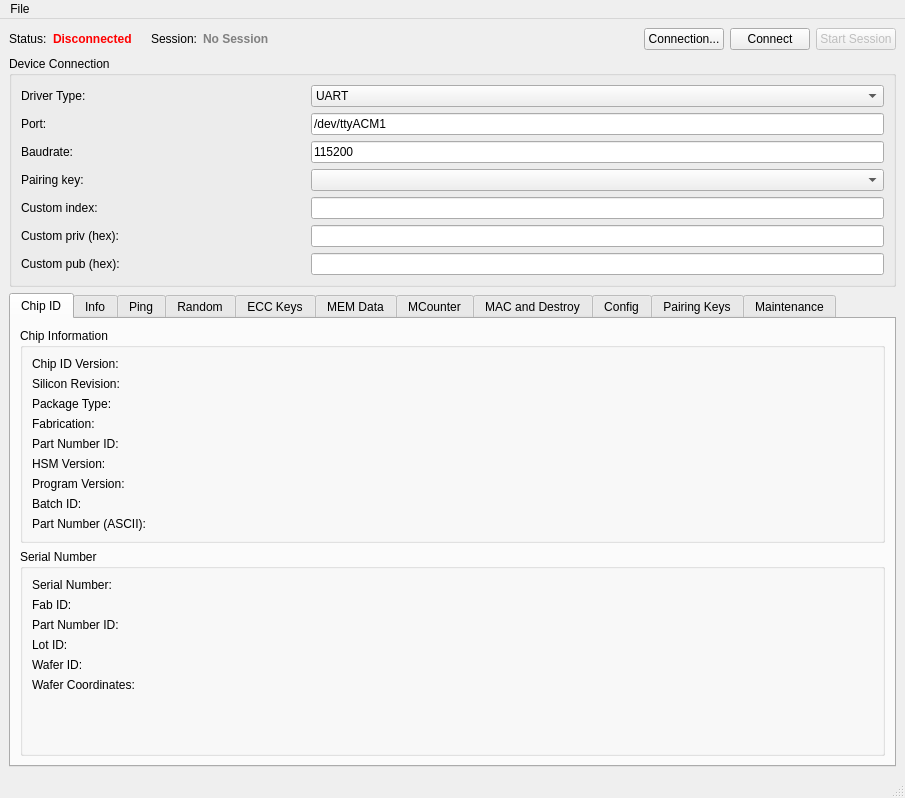
Old version of the form mainwindow.ui in the repository petrkr/tropic01manager.
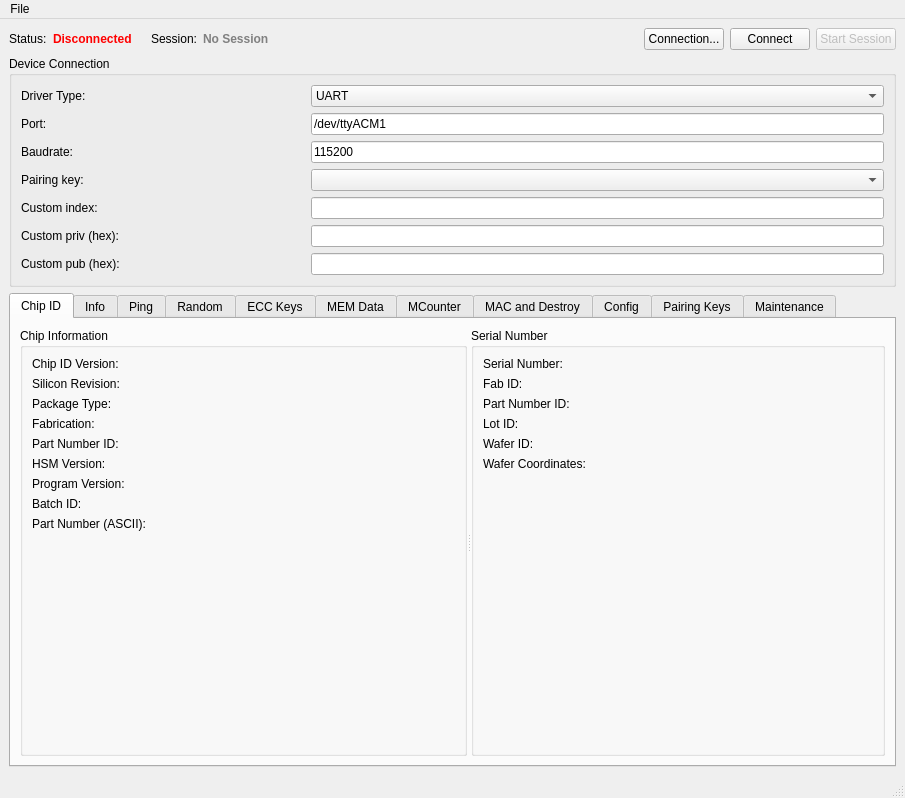
New version of the form.

Commit message: Chip ID: horizontal layout

```diff
--- a/mainwindow.ui
+++ b/mainwindow.ui
@@ -239,6 +239,10 @@
        </attribute>
        <layout class="QVBoxLayout" name="verticalLayout">
         <item>
+         <widget class="QSplitter" name="splitterChipIdTop">
+          <property name="orientation">
+           <enum>Qt::Horizontal</enum>
+          </property>
          <widget class="QGroupBox" name="groupBoxChipInfo">
           <property name="title">
            <string>Chip Information</string>
@@ -372,8 +376,6 @@
            </item>
           </layout>
          </widget>
-        </item>
-        <item>
          <widget class="QGroupBox" name="groupBoxSerialNumber">
           <property name="title">
            <string>Serial Number</string>
@@ -464,6 +466,7 @@
             </widget>
            </item>
           </layout>
+          </widget>
          </widget>
         </item>
        </layout>
```
Lines whose indentation alone changed are shown as unchanged. The commit also changes 1 other file.
